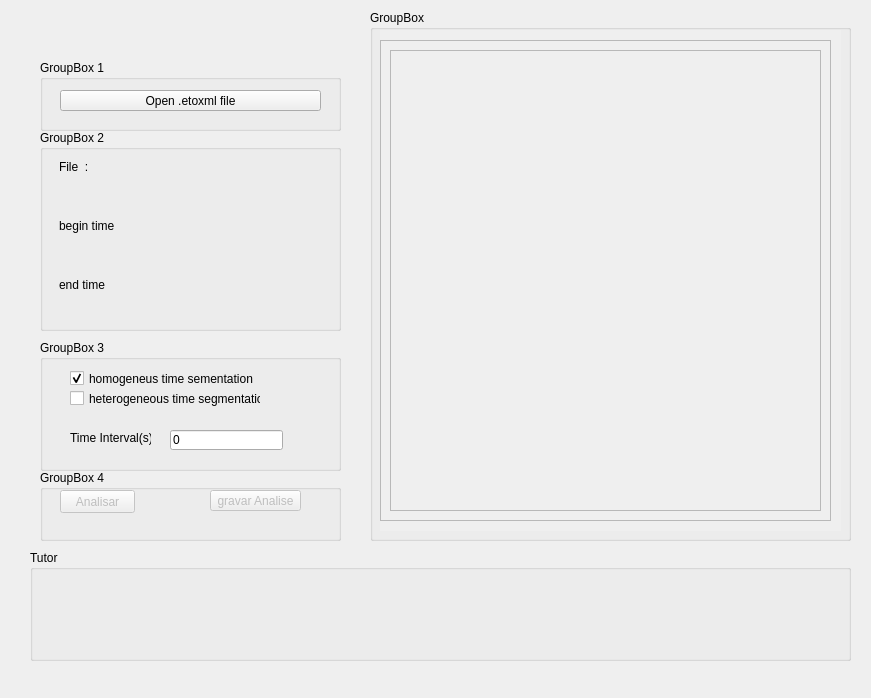
Old version of the form telasegementacao.ui in the repository EthoWatcher/ethowatcher.
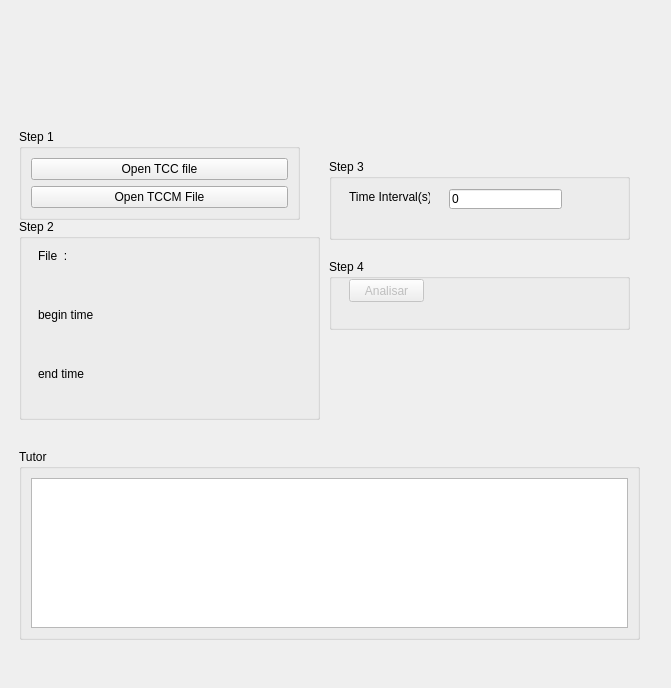
New version of the form. Icons and pictures are not drawn.

The edit to the form file:
```diff
--- a/telasegementacao.ui
+++ b/telasegementacao.ui
@@ -6,167 +6,38 @@
    <rect>
     <x>0</x>
     <y>0</y>
-    <width>871</width>
-    <height>698</height>
+    <width>671</width>
+    <height>688</height>
    </rect>
   </property>
   <property name="windowTitle">
    <string>Form</string>
   </property>
-  <widget class="QGroupBox" name="groupBox">
+  <widget class="QStackedWidget" name="stackedWidget">
    <property name="geometry">
     <rect>
-     <x>30</x>
-     <y>550</y>
-     <width>821</width>
-     <height>111</height>
+     <x>9</x>
+     <y>9</y>
+     <width>651</width>
+     <height>661</height>
     </rect>
    </property>
-   <property name="title">
-    <string>Tutor</string>
+   <property name="currentIndex">
+    <number>1</number>
    </property>
-  </widget>
-  <widget class="QGroupBox" name="groupBox_2">
-   <property name="geometry">
-    <rect>
-     <x>40</x>
-     <y>60</y>
-     <width>301</width>
-     <height>71</height>
-    </rect>
-   </property>
-   <property name="title">
-    <string>GroupBox 1</string>
-   </property>
-   <widget class="QPushButton" name="pbCaTotalSe">
-    <property name="geometry">
-     <rect>
-      <x>20</x>
-      <y>30</y>
-      <width>261</width>
-      <height>21</height>
-     </rect>
-    </property>
-    <property name="text">
-     <string>Open .etoxml file</string>
-    </property>
-   </widget>
-  </widget>
-  <widget class="QGroupBox" name="groupBox_3">
-   <property name="geometry">
-    <rect>
-     <x>40</x>
-     <y>130</y>
-     <width>301</width>
-     <height>201</height>
-    </rect>
-   </property>
-   <property name="title">
-    <string>GroupBox 2</string>
-   </property>
-   <widget class="QWidget" name="widget_8" native="true">
-    <property name="geometry">
-     <rect>
-      <x>10</x>
-      <y>20</y>
-      <width>281</width>
-      <height>171</height>
-     </rect>
-    </property>
-    <layout class="QVBoxLayout" name="verticalLayout_18">
+   <widget class="QWidget" name="page">
+    <layout class="QVBoxLayout" name="verticalLayout_19">
      <item>
-      <widget class="QWidget" name="widget_9" native="true">
-       <layout class="QVBoxLayout" name="verticalLayout_15">
-        <item>
-         <widget class="QLabel" name="lblFrameNome_2">
-          <property name="text">
-           <string>File  :</string>
-          </property>
-         </widget>
-        </item>
-        <item>
-         <widget class="QLabel" name="lblFrameNome">
-          <property name="text">
-           <string/>
-          </property>
-         </widget>
-        </item>
-       </layout>
-      </widget>
-     </item>
-     <item>
-      <widget class="QWidget" name="widget_10" native="true">
-       <layout class="QVBoxLayout" name="verticalLayout_16">
-        <item>
-         <widget class="QLabel" name="lblFrameNome_3">
-          <property name="minimumSize">
-           <size>
-            <width>200</width>
-            <height>15</height>
-           </size>
-          </property>
-          <property name="text">
-           <string>begin time</string>
-          </property>
-         </widget>
-        </item>
-        <item>
-         <widget class="QLabel" name="lblFrameInicial">
-          <property name="text">
-           <string/>
-          </property>
-         </widget>
-        </item>
-       </layout>
-      </widget>
-     </item>
-     <item>
-      <widget class="QWidget" name="widget_11" native="true">
-       <layout class="QVBoxLayout" name="verticalLayout_17">
-        <item>
-         <widget class="QLabel" name="lblFrameNome_5">
-          <property name="text">
-           <string>end time</string>
-          </property>
-         </widget>
-        </item>
-        <item>
-         <widget class="QLabel" name="lblFrameFinal">
-          <property name="text">
-           <string/>
-          </property>
-         </widget>
-        </item>
-       </layout>
-      </widget>
-     </item>
-    </layout>
-   </widget>
-  </widget>
   <widget class="QGroupBox" name="groupBox_4">
-   <property name="geometry">
-    <rect>
-     <x>370</x>
-     <y>10</y>
-     <width>481</width>
-     <height>531</height>
-    </rect>
-   </property>
    <property name="title">
     <string>GroupBox</string>
    </property>
+       <layout class="QVBoxLayout" name="verticalLayout_22">
+        <item>
    <widget class="QStackedWidget" name="swToTotal">
     <property name="enabled">
      <bool>true</bool>
     </property>
-    <property name="geometry">
-     <rect>
-      <x>10</x>
-      <y>20</y>
-      <width>461</width>
-      <height>501</height>
-     </rect>
-    </property>
     <property name="autoFillBackground">
      <bool>true</bool>
     </property>
@@ -197,8 +68,8 @@
            <rect>
             <x>0</x>
             <y>0</y>
-            <width>409</width>
-            <height>422</height>
+                  <width>411</width>
+                  <height>424</height>
            </rect>
           </property>
           <layout class="QVBoxLayout" name="verticalLayout_8">
@@ -364,17 +235,40 @@
        </item>
       </layout>
      </widget>
+           <widget class="QCheckBox" name="chbHomo">
+            <property name="geometry">
+             <rect>
+              <x>280</x>
+              <y>510</y>
+              <width>191</width>
+              <height>17</height>
+             </rect>
+            </property>
+            <property name="text">
+             <string>homogeneus time sementation</string>
+            </property>
+            <property name="checked">
+             <bool>true</bool>
+            </property>
+           </widget>
+           <widget class="QCheckBox" name="chbHetero">
+            <property name="geometry">
+             <rect>
+              <x>20</x>
+              <y>510</y>
+              <width>191</width>
+              <height>17</height>
+             </rect>
+            </property>
+            <property name="text">
+             <string>heterogeneous time segmentation</string>
+            </property>
+           </widget>
     </widget>
     <widget class="QWidget" name="page_4">
+           <layout class="QVBoxLayout" name="verticalLayout_21">
+            <item>
      <widget class="QScrollArea" name="scrollArea_2">
-      <property name="geometry">
-       <rect>
-        <x>0</x>
-        <y>10</y>
-        <width>451</width>
-        <height>481</height>
-       </rect>
-      </property>
       <property name="widgetResizable">
        <bool>true</bool>
       </property>
@@ -383,8 +277,8 @@
         <rect>
          <x>0</x>
          <y>0</y>
-         <width>447</width>
-         <height>477</height>
+                 <width>593</width>
+                 <height>561</height>
         </rect>
        </property>
        <layout class="QVBoxLayout" name="verticalLayout_13">
@@ -398,8 +292,8 @@
             <rect>
              <x>0</x>
              <y>0</y>
-             <width>425</width>
-             <height>455</height>
+                     <width>573</width>
+                     <height>541</height>
             </rect>
            </property>
            <layout class="QVBoxLayout" name="verticalLayout_14">
@@ -413,58 +307,94 @@
        </layout>
       </widget>
      </widget>
-    </widget>
+            </item>
+            <item>
+             <widget class="QPushButton" name="pbTotGravar">
+              <property name="enabled">
+               <bool>false</bool>
+              </property>
+              <property name="text">
+               <string>gravar Analise</string>
+              </property>
+             </widget>
+            </item>
+           </layout>
+          </widget>
+         </widget>
+        </item>
+       </layout>
+      </widget>
+     </item>
+    </layout>
+   </widget>
+   <widget class="QWidget" name="page_2">
+    <widget class="QGroupBox" name="groupBox">
+     <property name="geometry">
+      <rect>
+       <x>10</x>
+       <y>440</y>
+       <width>621</width>
+       <height>191</height>
+      </rect>
+     </property>
+     <property name="title">
+      <string>Tutor</string>
+     </property>
+     <layout class="QVBoxLayout" name="verticalLayout_20">
+      <item>
+       <widget class="QTextBrowser" name="textBrowser"/>
+      </item>
+     </layout>
+    </widget>
+    <widget class="QGroupBox" name="groupBox_6">
+     <property name="geometry">
+      <rect>
+       <x>320</x>
+       <y>250</y>
+       <width>301</width>
+       <height>71</height>
+      </rect>
+     </property>
+     <property name="title">
+      <string>Step 4</string>
+     </property>
+     <widget class="QPushButton" name="pbTotalRes">
+      <property name="enabled">
+       <bool>false</bool>
+      </property>
+      <property name="geometry">
+       <rect>
+        <x>20</x>
+        <y>20</y>
+        <width>75</width>
+        <height>23</height>
+       </rect>
+      </property>
+      <property name="text">
+       <string>Analisar</string>
+      </property>
    </widget>
   </widget>
   <widget class="QGroupBox" name="groupBox_5">
    <property name="geometry">
     <rect>
-     <x>40</x>
-     <y>340</y>
+       <x>320</x>
+       <y>150</y>
      <width>301</width>
-     <height>131</height>
+       <height>81</height>
     </rect>
    </property>
    <property name="title">
-    <string>GroupBox 3</string>
-   </property>
-   <widget class="QCheckBox" name="chbHomo">
-    <property name="geometry">
-     <rect>
-      <x>30</x>
-      <y>30</y>
-      <width>191</width>
-      <height>17</height>
-     </rect>
-    </property>
-    <property name="text">
-     <string>homogeneus time sementation</string>
-    </property>
-    <property name="checked">
-     <bool>true</bool>
-    </property>
-   </widget>
-   <widget class="QCheckBox" name="chbHetero">
-    <property name="geometry">
-     <rect>
-      <x>30</x>
-      <y>50</y>
-      <width>191</width>
-      <height>17</height>
-     </rect>
-    </property>
-    <property name="text">
-     <string>heterogeneous time segmentation</string>
-    </property>
-   </widget>
+      <string>Step 3</string>
+     </property>
    <widget class="QWidget" name="widHomo" native="true">
     <property name="enabled">
      <bool>true</bool>
     </property>
     <property name="geometry">
      <rect>
-      <x>20</x>
-      <y>80</y>
+        <x>10</x>
+        <y>20</y>
       <width>231</width>
       <height>41</height>
      </rect>
@@ -497,52 +427,150 @@
     </widget>
    </widget>
   </widget>
-  <widget class="QGroupBox" name="groupBox_6">
+    <widget class="QGroupBox" name="groupBox_3">
    <property name="geometry">
     <rect>
-     <x>40</x>
-     <y>470</y>
+       <x>10</x>
+       <y>210</y>
      <width>301</width>
-     <height>71</height>
+       <height>201</height>
     </rect>
    </property>
    <property name="title">
-    <string>GroupBox 4</string>
-   </property>
-   <widget class="QPushButton" name="pbTotalRes">
-    <property name="enabled">
-     <bool>false</bool>
-    </property>
+      <string>Step 2</string>
+     </property>
+     <widget class="QWidget" name="widget_8" native="true">
     <property name="geometry">
      <rect>
-      <x>20</x>
+        <x>10</x>
       <y>20</y>
-      <width>75</width>
-      <height>23</height>
-     </rect>
-    </property>
+        <width>281</width>
+        <height>171</height>
+       </rect>
+      </property>
+      <layout class="QVBoxLayout" name="verticalLayout_18">
+       <item>
+        <widget class="QWidget" name="widget_9" native="true">
+         <layout class="QVBoxLayout" name="verticalLayout_15">
+          <item>
+           <widget class="QLabel" name="lblFrameNome_2">
     <property name="text">
-     <string>Analisar</string>
-    </property>
-   </widget>
-   <widget class="QPushButton" name="pbTotGravar">
-    <property name="enabled">
-     <bool>false</bool>
-    </property>
+             <string>File  :</string>
+            </property>
+           </widget>
+          </item>
+          <item>
+           <widget class="QLabel" name="lblFrameNome">
+            <property name="text">
+             <string/>
+            </property>
+           </widget>
+          </item>
+         </layout>
+        </widget>
+       </item>
+       <item>
+        <widget class="QWidget" name="widget_10" native="true">
+         <layout class="QVBoxLayout" name="verticalLayout_16">
+          <item>
+           <widget class="QLabel" name="lblFrameNome_3">
+            <property name="minimumSize">
+             <size>
+              <width>200</width>
+              <height>15</height>
+             </size>
+            </property>
+            <property name="text">
+             <string>begin time</string>
+            </property>
+           </widget>
+          </item>
+          <item>
+           <widget class="QLabel" name="lblFrameInicial">
+            <property name="text">
+             <string/>
+            </property>
+           </widget>
+          </item>
+         </layout>
+        </widget>
+       </item>
+       <item>
+        <widget class="QWidget" name="widget_11" native="true">
+         <layout class="QVBoxLayout" name="verticalLayout_17">
+          <item>
+           <widget class="QLabel" name="lblFrameNome_5">
+            <property name="text">
+             <string>end time</string>
+            </property>
+           </widget>
+          </item>
+          <item>
+           <widget class="QLabel" name="lblFrameFinal">
+            <property name="text">
+             <string/>
+            </property>
+           </widget>
+          </item>
+         </layout>
+        </widget>
+       </item>
+      </layout>
+     </widget>
+    </widget>
+    <widget class="QGroupBox" name="groupBox_2">
     <property name="geometry">
      <rect>
-      <x>170</x>
+       <x>10</x>
+       <y>120</y>
+       <width>281</width>
+       <height>91</height>
+      </rect>
+     </property>
+     <property name="title">
+      <string>Step 1</string>
+     </property>
+     <layout class="QVBoxLayout" name="verticalLayout_23">
+      <item>
+       <widget class="QPushButton" name="pbCaTotalSe">
+        <property name="text">
+         <string>Open TCC file</string>
+        </property>
+       </widget>
+      </item>
+      <item>
+       <widget class="QPushButton" name="pbTCCMfile">
+        <property name="text">
+         <string>Open TCCM File</string>
+        </property>
+       </widget>
+      </item>
+     </layout>
+    </widget>
+    <widget class="QLabel" name="label_5">
+     <property name="geometry">
+      <rect>
+       <x>10</x>
       <y>20</y>
-      <width>91</width>
-      <height>21</height>
+       <width>611</width>
+       <height>91</height>
      </rect>
     </property>
     <property name="text">
-     <string>gravar Analise</string>
-    </property>
+      <string/>
+     </property>
+     <property name="pixmap">
+      <pixmap resource="resourcefile.qrc">:/icons/cabecalho4.jpg</pixmap>
+     </property>
+     <property name="scaledContents">
+      <bool>true</bool>
+     </property>
    </widget>
   </widget>
  </widget>
- <resources/>
+ </widget>
+ <resources>
+  <include location="resourcefile.qrc"/>
+ </resources>
  <connections/>
 </ui>
```
Lines whose indentation alone changed are shown as unchanged.
